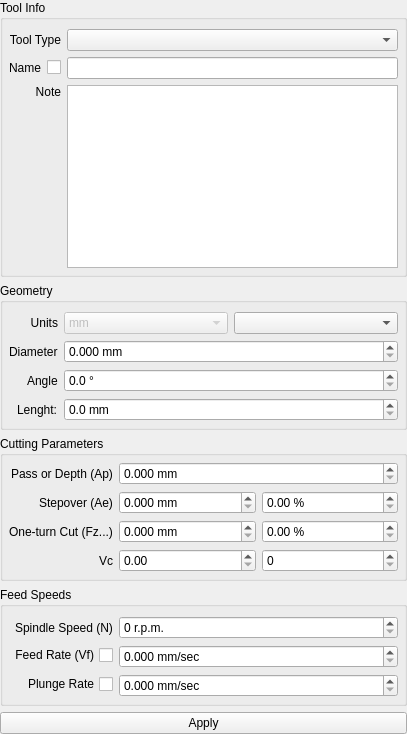
Before: the Qt Designer form static_libs/tooldatabase/tooleditform.ui in XRay3D/GERBER_X3, drawn with Qt 5.
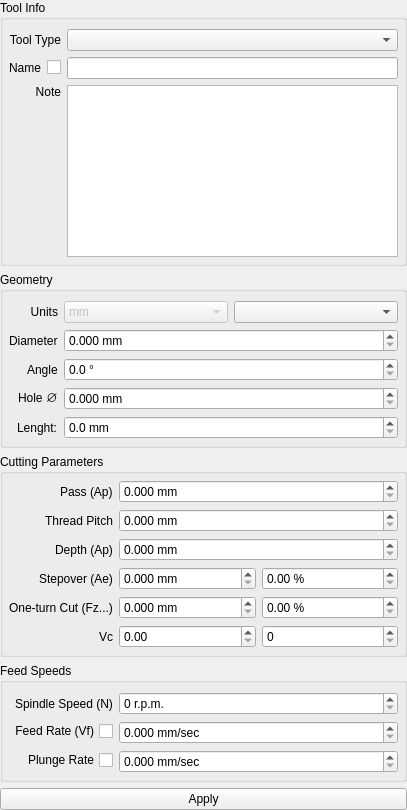
After: the same form once the commit is applied. Custom widgets are drawn as their Qt base class.

Patch:
```diff
--- a/static_libs/tooldatabase/tooleditform.ui
+++ b/static_libs/tooldatabase/tooleditform.ui
@@ -7,7 +7,7 @@
     <x>0</x>
     <y>0</y>
     <width>407</width>
-    <height>734</height>
+    <height>810</height>
    </rect>
   </property>
   <property name="sizePolicy">
@@ -263,14 +263,14 @@
            </property>
           </widget>
          </item>
-         <item row="3" column="0">
+         <item row="4" column="0">
           <widget class="QLabel" name="label">
            <property name="text">
             <string>Lenght:</string>
            </property>
           </widget>
          </item>
-         <item row="3" column="1">
+         <item row="4" column="1">
           <widget class="DoubleSpinBox" name="dsbxLenght">
            <property name="suffix">
             <string> mm</string>
@@ -286,6 +286,23 @@
            </property>
           </widget>
          </item>
+         <item row="3" column="1">
+          <widget class="DoubleSpinBox" name="dsbxHoleDiam">
+           <property name="suffix">
+            <string> mm</string>
+           </property>
+           <property name="decimals">
+            <number>3</number>
+           </property>
+          </widget>
+         </item>
+         <item row="3" column="0">
+          <widget class="QLabel" name="label_3">
+           <property name="text">
+            <string>Hole ∅</string>
+           </property>
+          </widget>
+         </item>
         </layout>
        </widget>
       </item>
@@ -316,7 +333,7 @@
          <item row="0" column="0">
           <widget class="QLabel" name="lblPassDepth">
            <property name="text">
-            <string>Pass or Depth (Ap)</string>
+            <string>Pass (Ap)</string>
            </property>
           </widget>
          </item>
@@ -337,6 +354,52 @@
           </widget>
          </item>
          <item row="1" column="0">
+          <widget class="QLabel" name="lblThreadPitch">
+           <property name="text">
+            <string>Thread Pitch</string>
+           </property>
+          </widget>
+         </item>
+         <item row="1" column="1">
+          <widget class="DoubleSpinBox" name="dsbxThreadPitch">
+           <property name="suffix">
+            <string> mm</string>
+           </property>
+           <property name="decimals">
+            <number>3</number>
+           </property>
+           <property name="maximum">
+            <double>10.000000000000000</double>
+           </property>
+           <property name="singleStep">
+            <double>0.100000000000000</double>
+           </property>
+          </widget>
+         </item>
+         <item row="2" column="0">
+          <widget class="QLabel" name="lblDepth">
+           <property name="text">
+            <string>Depth (Ap)</string>
+           </property>
+          </widget>
+         </item>
+         <item row="2" column="1">
+          <widget class="DoubleSpinBox" name="dsbxDepth">
+           <property name="suffix">
+            <string> mm</string>
+           </property>
+           <property name="decimals">
+            <number>3</number>
+           </property>
+           <property name="maximum">
+            <double>10.000000000000000</double>
+           </property>
+           <property name="singleStep">
+            <double>0.100000000000000</double>
+           </property>
+          </widget>
+         </item>
+         <item row="3" column="0">
           <layout class="QHBoxLayout" name="horizontalLayout">
            <item>
             <widget class="QLabel" name="lblWarn">
@@ -354,7 +417,7 @@
            </item>
           </layout>
          </item>
-         <item row="1" column="1">
+         <item row="3" column="1">
           <layout class="QHBoxLayout" name="hlayStepover">
            <property name="leftMargin">
             <number>0</number>
@@ -402,14 +465,14 @@
            </item>
           </layout>
          </item>
-         <item row="2" column="0">
+         <item row="4" column="0">
           <widget class="QLabel" name="lblCut">
            <property name="text">
             <string>One-turn Cut (Fz...)</string>
            </property>
           </widget>
          </item>
-         <item row="2" column="1">
+         <item row="4" column="1">
           <layout class="QHBoxLayout" name="hlayOneTurnCut">
            <property name="leftMargin">
             <number>0</number>
@@ -457,14 +520,14 @@
            </item>
           </layout>
          </item>
-         <item row="3" column="0">
+         <item row="5" column="0">
           <widget class="QLabel" name="label_2">
            <property name="text">
             <string>Vc</string>
            </property>
           </widget>
          </item>
-         <item row="3" column="1">
+         <item row="5" column="1">
           <layout class="QHBoxLayout" name="horizontalLayout_2">
            <item>
             <widget class="QDoubleSpinBox" name="dsbxVc"/>
```
Left out of the diff: 10 changed lines with no effect on the pictures.
